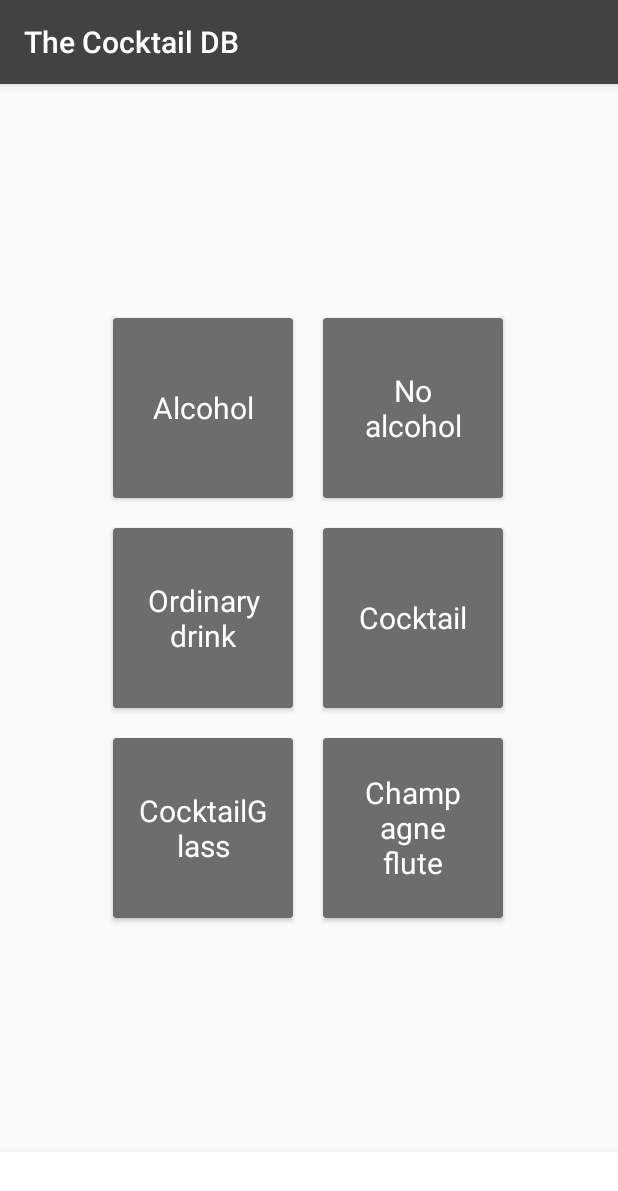
After one commit to acasadoquijada/TheCocktailDB, an Android app: the CategoriesFragment screen opened through its navigation route, on a phone screen of 412 x 824 dp. The commit adds this screen. Shown: the top 1191 px of the screen. Run offline under Robolectric (Android 15) with nearby library versions, the phone set to English and light mode, and no system bars; our stand-ins replace Picasso, data binding, navigation-ui; pictures from the network do not load.

Commit message:
feat: fix ingredient bug, add new menu and fragment
This commit contains the following:

* Fix to the non-showing ingredients. The issue was that the adapter
wasn't notified about the change in the ingredientList.

Calling to notifyDataChange before setting the new ingredientList
fixes the issue.

* A bottonNavitagionMenu has been added to navigate between fragment
using the NavigationComponent.

Currently there are two fragment, Home and Categories Fragments

* The CategoriesFragment shows the different categories the user can
use to search drinks.

The API to get the information from the alcoholic drinks is added. But
need to be bind to corresponding category. Right now, shows the IDs of
the drinks as a quick test.

* A share button place holder has been added HomeFragment.kt.

This button only shows a toast message. This will change in the future.

```diff
--- a/TheCocktailDB/app/src/main/java/com/example/thecocktaildb/MainActivity.kt
+++ b/TheCocktailDB/app/src/main/java/com/example/thecocktaildb/MainActivity.kt
@@ -1,16 +1,30 @@
 package com.example.thecocktaildb
 
+import android.os.Bundle
 import androidx.appcompat.app.AppCompatActivity
-import android.os.Bundle
+import androidx.databinding.DataBindingUtil
+import androidx.navigation.Navigation
+import androidx.navigation.ui.NavigationUI
+import com.example.thecocktaildb.databinding.ActivityMainBinding
 
 class MainActivity : AppCompatActivity() {
+
+    lateinit var mBinding: ActivityMainBinding
+
     override fun onCreate(savedInstanceState: Bundle?) {
         super.onCreate(savedInstanceState)
-        setContentView(R.layout.activity_main)
-/*
-        val controller =
-            DrinkController()
+        setupDataBinding()
+        setUpBottonNavigation()
+    }
 
-        controller.start()*/
+    private fun setUpBottonNavigation() {
+        NavigationUI.setupWithNavController(
+            mBinding.bottomNavigation,
+            Navigation.findNavController(this, R.id.nav_host_fragment)
+        )
+    }
+
+    private fun setupDataBinding(){
+        mBinding = DataBindingUtil.setContentView(this, R.layout.activity_main)
     }
 }
--- a/TheCocktailDB/app/src/main/java/com/example/thecocktaildb/adapter/IngredientAdapter.kt
+++ b/TheCocktailDB/app/src/main/java/com/example/thecocktaildb/adapter/IngredientAdapter.kt
@@ -11,7 +11,6 @@ class IngredientAdapter: RecyclerView.Adapter<IngredientAdapter.IngredientHolder
 
     var ingredientList: List<Ingredient> = ArrayList()
 
-
     override fun onCreateViewHolder(parent: ViewGroup, viewType: Int): IngredientHolder {
 
         val inflater = LayoutInflater.from(parent.context)
@@ -23,6 +22,11 @@ class IngredientAdapter: RecyclerView.Adapter<IngredientAdapter.IngredientHolder
 
     override fun getItemCount(): Int {
         return ingredientList.size
+    }
+
+    fun setIngredients(ingredientList: List<Ingredient>){
+        this.ingredientList = ingredientList
+        this.notifyDataSetChanged()
     }
 
     override fun onBindViewHolder(holder: IngredientHolder, position: Int) {
--- a/TheCocktailDB/app/src/main/java/com/example/thecocktaildb/repository/Repository.kt
+++ b/TheCocktailDB/app/src/main/java/com/example/thecocktaildb/repository/Repository.kt
@@ -11,6 +11,8 @@ import retrofit2.Response
 class Repository() {
 
     private var randomDrink: MutableLiveData<DrinkList> = MutableLiveData()
+
+    private var alcoholicDrinkList: MutableLiveData<DrinkList> = MutableLiveData()
 
     private val mainController: MainController = MainController()
 
@@ -35,4 +37,22 @@ class Repository() {
         return randomDrink
     }
 
+    fun getAlcoholicDrinks() : MutableLiveData<DrinkList>{
+        mainController.getAlcoholicDrinksCall().enqueue(object: Callback<DrinkList?>{
+            override fun onResponse(call: Call<DrinkList?>, response: Response<DrinkList?>) {
+                if(response.isSuccessful){
+                    alcoholicDrinkList.postValue(response.body())
+                }
+            }
+
+            override fun onFailure(call: Call<DrinkList?>, t: Throwable) {
+                val drinkList = DrinkList()
+                alcoholicDrinkList.postValue(drinkList)
+            }
+
+        })
+
+        return alcoholicDrinkList
+    }
+
 }
--- a/TheCocktailDB/app/src/main/java/com/example/thecocktaildb/retrofit/API.kt
+++ b/TheCocktailDB/app/src/main/java/com/example/thecocktaildb/retrofit/API.kt
@@ -17,4 +17,7 @@ public interface API{
     @GET("list.php?g=list")
     fun getGlasses(): Call<GlassList>
 
+    @GET("filter.php?a=Alcoholic")
+    fun getAlcoholicDrinks(): Call<DrinkList>
+
 }
--- a/TheCocktailDB/app/src/main/java/com/example/thecocktaildb/retrofit/controllers/MainController.kt
+++ b/TheCocktailDB/app/src/main/java/com/example/thecocktaildb/retrofit/controllers/MainController.kt
@@ -36,4 +36,8 @@ class MainController {
         return api.getRandomCocktail()
     }
 
+    fun getAlcoholicDrinksCall():Call<DrinkList>{
+        return api.getAlcoholicDrinks()
+    }
+
 }
--- /dev/null
+++ b/TheCocktailDB/app/src/main/java/com/example/thecocktaildb/ui/CategoriesFragment.kt
@@ -0,0 +1,64 @@
+package com.example.thecocktaildb.ui
+
+import android.os.Bundle
+import androidx.fragment.app.Fragment
+import android.view.LayoutInflater
+import android.view.View
+import android.view.ViewGroup
+import android.widget.Toast
+import androidx.databinding.DataBindingUtil
+import androidx.lifecycle.Observer
+import androidx.lifecycle.ViewModelProvider
+
+import com.example.thecocktaildb.R
+import com.example.thecocktaildb.databinding.FragmentCategoriesBinding
+import com.example.thecocktaildb.viewmodel.HomeViewModel
+import com.squareup.picasso.Picasso
+import kotlinx.android.synthetic.main.fragment_categories.view.*
+
+
+class CategoriesFragment : Fragment() {
+
+    lateinit var mBinding : FragmentCategoriesBinding
+    lateinit var viewModel: HomeViewModel
+
+    override fun onCreateView(
+        inflater: LayoutInflater, container: ViewGroup?,
+        savedInstanceState: Bundle?
+    ): View? {
+
+        setupDatabinding(inflater, container)
+        setupCategories()
+        return getRootView()
+    }
+
+    private fun setupDatabinding(inflater: LayoutInflater, container: ViewGroup?){
+        mBinding = DataBindingUtil.inflate(inflater, R.layout.fragment_categories,container,false)
+    }
+
+    private fun getRootView():View{
+        return mBinding.root
+    }
+
+    private fun setupCategories(){
+        mBinding.alcohol.categoryName.text = "Alcohol"
+        mBinding.nonAlcohol.categoryName.text = "No alcohol"
+        mBinding.ordinaryDrink.categoryName.text = "Ordinary drink"
+        mBinding.cocktail.categoryName.text = "Cocktail"
+        mBinding.cocktailGlass.categoryName.text = "CocktailGlass"
+        mBinding.champagneFlute.categoryName.text = "Champagne flute"
+    }
+
+    override fun onActivityCreated(savedInstanceState: Bundle?) {
+        super.onActivityCreated(savedInstanceState)
+        viewModel = ViewModelProvider(this).get(HomeViewModel::class.java)
+
+        viewModel.getAlcoholicDrinks().observe(viewLifecycleOwner, Observer { drinkList ->
+            for (drink in drinkList.drinkList) {
+                Toast.makeText(requireContext(),"" + drink.id,Toast.LENGTH_SHORT).show()
+            }
+        })
+    }
+
+
+}
--- a/TheCocktailDB/app/src/main/java/com/example/thecocktaildb/ui/HomeFragment.kt
+++ b/TheCocktailDB/app/src/main/java/com/example/thecocktaildb/ui/HomeFragment.kt
@@ -82,8 +82,7 @@ class HomeFragment : Fragment() {
 
                 Picasso.get().load(drink.image).into(mBinding.cocktailImage)
 
-                Log.d("TESTING", "ingredient size in FRAGMENT ${drink.getIngredients().size}")
-                adapter.ingredientList = drink.getIngredients()
+                adapter.setIngredients(drink.getIngredients())
 
                 mBinding.typeAndGlass.text = drink.category + " - " +  drink.glass
 
@@ -105,13 +104,23 @@ class HomeFragment : Fragment() {
     }
 
     override fun onOptionsItemSelected(item: MenuItem): Boolean {
-        val itemClicked = item.itemId
 
-        if(itemClicked == R.id.action_random){
-            viewModel.getRandomCocktail(newCocktail = true)
-            return true;
+        when(item.itemId){
+            R.id.action_random -> getRandomCocktail()
+            R.id.action_share -> shareCocktail()
+
         }
 
         return super.onOptionsItemSelected(item)
     }
+
+    private fun getRandomCocktail(): Boolean{
+        viewModel.getRandomCocktail(newCocktail = true)
+        return true
+    }
+
+    private fun shareCocktail(): Boolean{
+        Toast.makeText(requireContext(),"TESTING",Toast.LENGTH_SHORT).show()
+        return true
+    }
 }
--- a/TheCocktailDB/app/src/main/java/com/example/thecocktaildb/viewmodel/HomeViewModel.kt
+++ b/TheCocktailDB/app/src/main/java/com/example/thecocktaildb/viewmodel/HomeViewModel.kt
@@ -12,4 +12,8 @@ class HomeViewModel : ViewModel() {
     fun getRandomCocktail(newCocktail: Boolean = false): MutableLiveData<DrinkList>{
         return repository.getRandomCocktail(newCocktail)
     }
+
+    fun getAlcoholicDrinks(): MutableLiveData<DrinkList>{
+        return repository.getAlcoholicDrinks()
+    }
 }
--- /dev/null
+++ b/TheCocktailDB/app/src/main/res/drawable/ic_cocktail.xml
@@ -0,0 +1,7 @@
+<vector android:autoMirrored="true" android:height="64dp"
+    android:viewportHeight="505.348" android:viewportWidth="505.348"
+    android:width="64dp" xmlns:android="http://schemas.android.com/apk/res/android">
+    <path android:fillColor="#FF000000" android:pathData="m207.041,81.551c-15.667,5.039 -23.999,22.862 -18.573,39.732 2.586,8.042 7.898,14.712 14.958,18.782 4.635,2.672 9.661,4.03 14.69,4.03 2.892,0 5.784,-0.449 8.603,-1.356 7.723,-2.483 13.891,-8.077 17.368,-15.751 3.364,-7.422 3.793,-15.939 1.206,-23.981 -5.426,-16.869 -22.592,-26.495 -38.252,-21.456zM230.425,120.796c-1.709,3.771 -4.655,6.492 -8.298,7.664 -3.644,1.172 -7.623,0.677 -11.209,-1.39 -3.825,-2.206 -6.728,-5.892 -8.171,-10.38 -2.893,-8.996 1.093,-18.354 8.886,-20.86 1.313,-0.422 2.649,-0.623 3.98,-0.623 6.575,0 12.994,4.912 15.4,12.393 1.444,4.488 1.235,9.174 -0.588,13.196z"/>
+    <path android:fillColor="#FF000000" android:pathData="m310.604,137.883c2.587,-8.042 2.158,-16.559 -1.206,-23.981 -3.478,-7.674 -9.646,-13.268 -17.368,-15.751 -7.723,-2.484 -15.994,-1.534 -23.293,2.674 -7.06,4.07 -12.372,10.741 -14.958,18.782 -5.426,16.87 2.906,34.693 18.573,39.732 2.819,0.907 5.688,1.339 8.527,1.339 12.937,0 25.277,-8.962 29.725,-22.795zM268.058,124.2c1.443,-4.488 4.346,-8.174 8.171,-10.38 2.313,-1.333 4.788,-2.012 7.232,-2.012 1.346,0 2.683,0.206 3.977,0.622 3.643,1.171 6.589,3.893 8.298,7.664 1.823,4.022 2.032,8.708 0.589,13.196 -2.894,8.996 -11.584,14.277 -19.381,11.77 -7.793,-2.506 -11.779,-11.864 -8.886,-20.86z"/>
+    <path android:fillColor="#FF000000" android:pathData="m267.278,340.351c4.143,0 7.5,-3.358 7.5,-7.5v-122.83c5.721,-2.844 10.909,-6.781 15.219,-11.688l153.692,-175c2.32,-2.643 3.521,-5.908 3.52,-9.235 -0.001,-1.963 -0.421,-3.947 -1.276,-5.838 -2.308,-5.095 -7.215,-8.26 -12.807,-8.26h-360.904c-5.592,0 -10.499,3.165 -12.806,8.259 -0.855,1.891 -1.275,3.875 -1.276,5.838 -0.002,3.327 1.199,6.592 3.52,9.235l153.692,175c4.31,4.907 9.498,8.844 15.219,11.688v224.566c0,7.737 -3.734,15.076 -9.99,19.63l-47.714,34.737c-3.21,2.337 -4.517,6.203 -3.33,9.849 1.274,3.915 5.192,6.545 9.748,6.545h146.779c4.556,0 8.474,-2.63 9.748,-6.545 1.187,-3.646 -0.12,-7.512 -3.33,-9.849l-47.714,-34.737c-6.256,-4.554 -9.99,-11.893 -9.99,-19.63v-71.736c0,-4.142 -3.357,-7.5 -7.5,-7.5s-7.5,3.358 -7.5,7.5v71.736c0,12.517 6.042,24.389 16.162,31.757l32.972,24.004h-112.475l32.972,-24.004c10.12,-7.368 16.162,-19.24 16.162,-31.757v-219.885c2.339,0.338 4.71,0.526 7.104,0.526s4.765,-0.188 7.104,-0.526v118.15c-0.001,4.142 3.356,7.5 7.499,7.5zM226.623,188.435 L118.883,65.758h45.805c4.143,0 7.5,-3.358 7.5,-7.5s-3.357,-7.5 -7.5,-7.5h-58.979l-31.404,-35.758h356.738l-31.404,35.758h-204.951c-4.143,0 -7.5,3.358 -7.5,7.5s3.357,7.5 7.5,7.5h191.778l-107.74,122.677c-6.581,7.495 -16.076,11.792 -26.051,11.792s-19.471,-4.298 -26.052,-11.792z"/>
+</vector>
--- /dev/null
+++ b/TheCocktailDB/app/src/main/res/drawable/ic_menu.xml
@@ -0,0 +1,10 @@
+<vector android:autoMirrored="true" android:height="64dp"
+    android:viewportHeight="394.971" android:viewportWidth="394.971"
+    android:width="64dp" xmlns:android="http://schemas.android.com/apk/res/android">
+    <path android:fillColor="#FF000000" android:pathData="M56.424,146.286c-28.277,0 -51.2,22.923 -51.2,51.2s22.923,51.2 51.2,51.2s51.2,-22.923 51.2,-51.2S84.701,146.286 56.424,146.286zM56.424,227.788L56.424,227.788c-16.735,0 -30.302,-13.567 -30.302,-30.302s13.567,-30.302 30.302,-30.302c16.735,0 30.302,13.567 30.302,30.302S73.16,227.788 56.424,227.788z"/>
+    <path android:fillColor="#FF000000" android:pathData="M379.298,187.037H143.151c-5.771,0 -10.449,4.678 -10.449,10.449s4.678,10.449 10.449,10.449h236.147c5.771,0 10.449,-4.678 10.449,-10.449S385.069,187.037 379.298,187.037z"/>
+    <path android:fillColor="#FF000000" android:pathData="M56.424,0c-28.277,0 -51.2,22.923 -51.2,51.2s22.923,51.2 51.2,51.2s51.2,-22.923 51.2,-51.2S84.701,0 56.424,0zM56.424,81.502c-16.735,0 -30.302,-13.567 -30.302,-30.302s13.567,-30.302 30.302,-30.302S86.726,34.465 86.726,51.2S73.16,81.502 56.424,81.502z"/>
+    <path android:fillColor="#FF000000" android:pathData="M143.151,61.649h236.147c5.771,0 10.449,-4.678 10.449,-10.449s-4.678,-10.449 -10.449,-10.449H143.151c-5.771,0 -10.449,4.678 -10.449,10.449S137.38,61.649 143.151,61.649z"/>
+    <path android:fillColor="#FF000000" android:pathData="M56.424,292.571c-28.277,0 -51.2,22.923 -51.2,51.2c0,28.277 22.923,51.2 51.2,51.2s51.2,-22.923 51.2,-51.2C107.624,315.494 84.701,292.571 56.424,292.571zM86.726,343.771c0,16.735 -13.567,30.302 -30.302,30.302v0c-16.735,0 -30.302,-13.567 -30.302,-30.302c0,-16.735 13.567,-30.302 30.302,-30.302S86.726,327.036 86.726,343.771L86.726,343.771z"/>
+    <path android:fillColor="#FF000000" android:pathData="M379.298,333.322H143.151c-5.771,0 -10.449,4.678 -10.449,10.449s4.678,10.449 10.449,10.449h236.147c5.771,0 10.449,-4.678 10.449,-10.449S385.069,333.322 379.298,333.322z"/>
+</vector>
--- /dev/null
+++ b/TheCocktailDB/app/src/main/res/drawable/ic_share.xml
@@ -0,0 +1,5 @@
+<vector android:autoMirrored="true" android:height="64dp"
+    android:viewportHeight="24" android:viewportWidth="24"
+    android:width="64dp" xmlns:android="http://schemas.android.com/apk/res/android">
+    <path android:fillColor="#FFFFFFFF" android:pathData="M18,16.08c-0.76,0 -1.44,0.3 -1.96,0.77L8.91,12.7c0.05,-0.23 0.09,-0.46 0.09,-0.7s-0.04,-0.47 -0.09,-0.7l7.05,-4.11c0.54,0.5 1.25,0.81 2.04,0.81 1.66,0 3,-1.34 3,-3s-1.34,-3 -3,-3 -3,1.34 -3,3c0,0.24 0.04,0.47 0.09,0.7L8.04,9.81C7.5,9.31 6.79,9 6,9c-1.66,0 -3,1.34 -3,3s1.34,3 3,3c0.79,0 1.5,-0.31 2.04,-0.81l7.12,4.16c-0.05,0.21 -0.08,0.43 -0.08,0.65 0,1.61 1.31,2.92 2.92,2.92 1.61,0 2.92,-1.31 2.92,-2.92s-1.31,-2.92 -2.92,-2.92z"/>
+</vector>
--- a/TheCocktailDB/app/src/main/res/layout/activity_main.xml
+++ b/TheCocktailDB/app/src/main/res/layout/activity_main.xml
@@ -1,4 +1,5 @@
 <?xml version="1.0" encoding="utf-8"?>
+<layout>
 <androidx.constraintlayout.widget.ConstraintLayout xmlns:android="http://schemas.android.com/apk/res/android"
     xmlns:app="http://schemas.android.com/apk/res-auto"
     xmlns:tools="http://schemas.android.com/tools"
@@ -11,12 +12,26 @@
         android:name="androidx.navigation.fragment.NavHostFragment"
         android:layout_width="0dp"
         android:layout_height="0dp"
+
+        app:defaultNavHost="true"
+        app:layout_constraintBottom_toTopOf="@+id/bottom_navigation"
         app:layout_constraintLeft_toLeftOf="parent"
         app:layout_constraintRight_toRightOf="parent"
         app:layout_constraintTop_toTopOf="parent"
-        app:layout_constraintBottom_toBottomOf="parent"
-
-        app:defaultNavHost="true"
         app:navGraph="@navigation/nav_graph" />
 
+    <com.google.android.material.bottomnavigation.BottomNavigationView
+        android:id="@+id/bottom_navigation"
+        android:layout_width="match_parent"
+        android:backgroundTint="@color/colorPrimary"
+        android:layout_height="56dp"
+        app:itemIconTint="@android:color/white"
+        app:itemTextColor="@android:color/white"
+        android:background="@android:color/white"
+        app:layout_constraintBottom_toBottomOf="parent"
+        app:layout_constraintEnd_toEndOf="parent"
+        app:layout_constraintStart_toStartOf="parent"
+        app:menu="@menu/bottom_navigation_menu" />
+
 </androidx.constraintlayout.widget.ConstraintLayout>
+</layout>
--- /dev/null
+++ b/TheCocktailDB/app/src/main/res/layout/category_card_view.xml
@@ -0,0 +1,33 @@
+<?xml version="1.0" encoding="utf-8"?>
+
+
+<layout xmlns:tools="http://schemas.android.com/tools">
+<androidx.cardview.widget.CardView android:layout_width="match_parent"
+    android:layout_height="match_parent"
+    xmlns:app="http://schemas.android.com/apk/res-auto"
+    app:cardBackgroundColor="@color/colorAccent"
+    xmlns:android="http://schemas.android.com/apk/res/android">
+
+    <androidx.constraintlayout.widget.ConstraintLayout
+        android:layout_width="match_parent"
+        android:layout_height="match_parent">
+
+        <TextView
+            android:id="@+id/categoryName"
+            android:layout_width="0dp"
+            android:layout_height="0dp"
+            android:layout_marginStart="16dp"
+            android:layout_marginTop="16dp"
+            android:layout_marginEnd="16dp"
+            android:layout_marginBottom="16dp"
+            android:gravity="center"
+            android:textSize="20sp"
+            tools:text="Alcoholic"
+            android:textColor="@android:color/white"
+            app:layout_constraintBottom_toBottomOf="parent"
+            app:layout_constraintEnd_toEndOf="parent"
+            app:layout_constraintStart_toStartOf="parent"
+            app:layout_constraintTop_toTopOf="parent" />
+    </androidx.constraintlayout.widget.ConstraintLayout>
+    </androidx.cardview.widget.CardView>
+</layout>
--- /dev/null
+++ b/TheCocktailDB/app/src/main/res/layout/fragment_categories.xml
@@ -0,0 +1,64 @@
+
+<layout>
+<androidx.constraintlayout.widget.ConstraintLayout android:layout_width="match_parent"
+    android:layout_height="match_parent"
+    xmlns:android="http://schemas.android.com/apk/res/android"
+    xmlns:app="http://schemas.android.com/apk/res-auto">
+
+    <GridLayout
+        android:layout_width="wrap_content"
+        android:layout_height="wrap_content"
+        android:layout_gravity="center"
+        android:alignmentMode="alignBounds"
+        android:columnCount="2"
+        android:orientation="horizontal"
+        android:rowCount="4"
+        app:layout_constraintBottom_toBottomOf="parent"
+        app:layout_constraintEnd_toEndOf="parent"
+        app:layout_constraintHorizontal_bias="0.497"
+        app:layout_constraintStart_toStartOf="parent"
+        app:layout_constraintTop_toTopOf="parent">
+
+        <include layout="@layout/category_card_view"
+            android:id="@+id/alcohol"
+            android:layout_width="120dp"
+            android:layout_height="120dp"
+            android:layout_margin="10dp" />
+
+        <include layout="@layout/category_card_view"
+            android:id="@+id/nonAlcohol"
+            android:layout_width="120dp"
+            android:layout_height="120dp"
+            android:layout_margin="10dp" />
+
+
+        <include layout="@layout/category_card_view"
+            android:id="@+id/ordinaryDrink"
+            android:layout_width="120dp"
+            android:layout_height="120dp"
+            android:layout_margin="10dp" />
+
+
+        <include layout="@layout/category_card_view"
+            android:id="@+id/cocktail"
+            android:layout_width="120dp"
+            android:layout_height="120dp"
+            android:layout_margin="10dp" />
+
+        <include layout="@layout/category_card_view"
+            android:id="@+id/cocktailGlass"
+            android:layout_width="120dp"
+            android:layout_height="120dp"
+            android:layout_margin="10dp" />
+
+
+        <include layout="@layout/category_card_view"
+            android:id="@+id/champagneFlute"
+            android:layout_width="120dp"
+            android:layout_height="120dp"
+            android:layout_margin="10dp" />
+
+
+    </GridLayout>
+</androidx.constraintlayout.widget.ConstraintLayout>
+</layout>
--- a/TheCocktailDB/app/src/main/res/layout/home_fragment.xml
+++ b/TheCocktailDB/app/src/main/res/layout/home_fragment.xml
@@ -2,6 +2,7 @@
 <layout xmlns:android="http://schemas.android.com/apk/res/android"
     xmlns:app="http://schemas.android.com/apk/res-auto"
     xmlns:tools="http://schemas.android.com/tools">
+
     <ScrollView
         android:layout_width="match_parent"
         android:layout_height="match_parent">
--- /dev/null
+++ b/TheCocktailDB/app/src/main/res/menu/bottom_navigation_menu.xml
@@ -0,0 +1,16 @@
+<?xml version="1.0" encoding="utf-8"?>
+<menu xmlns:android="http://schemas.android.com/apk/res/android">
+
+    <item
+        android:id="@+id/homeFragment"
+        android:enabled="true"
+        android:icon="@drawable/ic_cocktail"
+        android:title="@string/bot_nav_home_text"/>
+
+    <item
+        android:id="@+id/categoriesFragment"
+        android:enabled="true"
+        android:icon="@drawable/ic_menu"
+        android:title="List"/>
+
+</menu>
--- a/TheCocktailDB/app/src/main/res/menu/random_menu.xml
+++ b/TheCocktailDB/app/src/main/res/menu/random_menu.xml
@@ -8,5 +8,13 @@
         app:showAsAction="ifRoom"
         android:icon="@drawable/ic_random">
     </item>
+    <item
+        android:id="@+id/action_share"
+        android:orderInCategory="2"
+        app:showAsAction="ifRoom"
+        android:icon="@drawable/ic_share"
+        android:title="">
+    </item>
+
 
 </menu>
--- a/TheCocktailDB/app/src/main/res/navigation/nav_graph.xml
+++ b/TheCocktailDB/app/src/main/res/navigation/nav_graph.xml
@@ -10,4 +10,9 @@
         android:name="com.example.thecocktaildb.ui.HomeFragment"
         android:label="home_fragment"
         tools:layout="@layout/home_fragment" />
+    <fragment
+        android:id="@+id/categoriesFragment"
+        android:name="com.example.thecocktaildb.ui.CategoriesFragment"
+        android:label="fragment_categories"
+        tools:layout="@layout/fragment_categories" />
 </navigation>
--- a/TheCocktailDB/app/src/main/res/values/strings.xml
+++ b/TheCocktailDB/app/src/main/res/values/strings.xml
@@ -1,3 +1,6 @@
 <resources>
     <string name="app_name">The Cocktail DB</string>
+    <string name="bot_nav_home_text">Cocktail</string>
+    <!-- TODO: Remove or change this placeholder text -->
+    <string name="hello_blank_fragment">Hello blank fragment</string>
 </resources>
```
Also changed, not shown: 1 other file.
